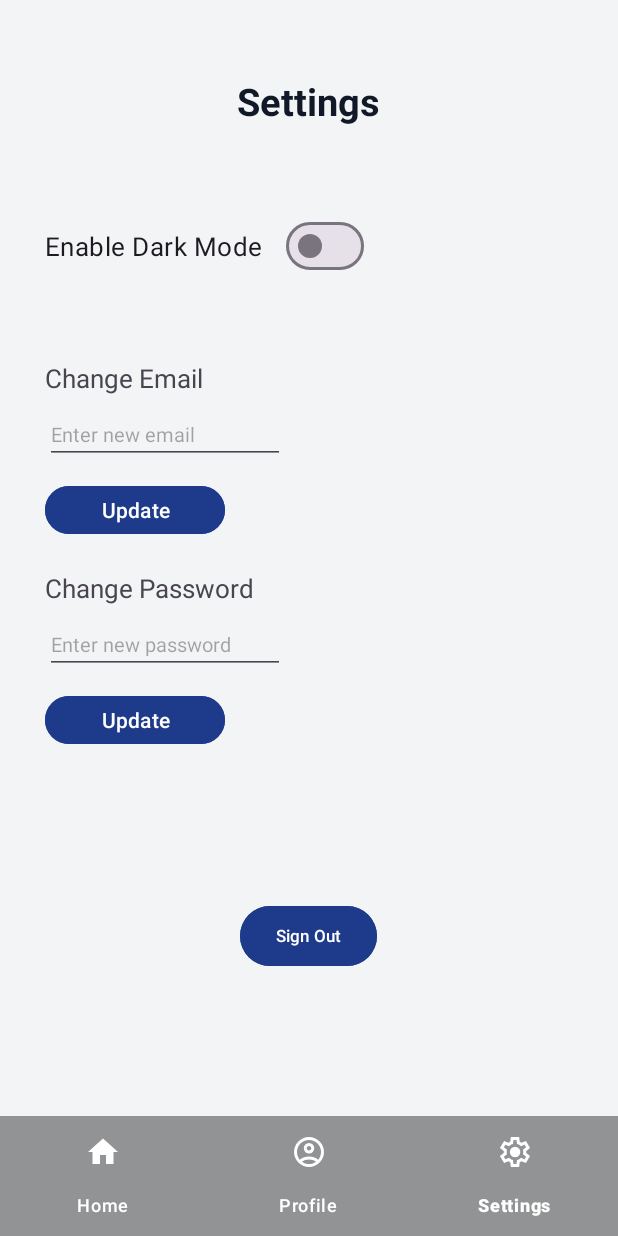
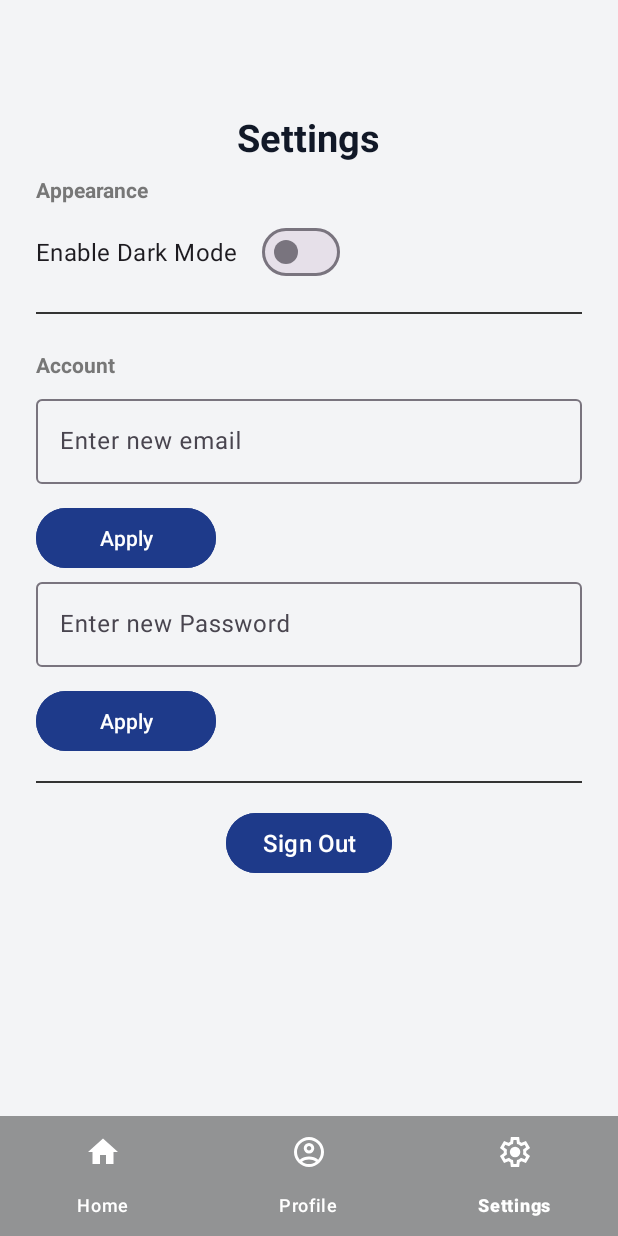
Before and after one commit to raidenabe/COMP-2160-App-Project, an Android app: the HomeFragment screen opened directly, with no data from a screen before it, item 3 of the bottom bar chosen, on a phone screen of 412 x 824 dp. Run offline under Robolectric (Android 15) with nearby library versions, the phone set to English and light mode, and no system bars.

Commit message:
UI Changedd

```diff
--- a/app/src/main/java/com/example/studentspecificproductivityapp/ProfileFragment.java
+++ b/app/src/main/java/com/example/studentspecificproductivityapp/ProfileFragment.java
@@ -49,7 +49,7 @@ public class ProfileFragment extends Fragment {
         long eventsPlanning = db.getPlannedEventsCount(userId);
         long totalTasksLong = db.getTaskCount(userId);
 
-        sleepRecord.setText("Total Study Time: "+formatHour1(sleepDuration));
+        sleepRecord.setText("Total Sleep Time: "+formatHour1(sleepDuration));
         studyRecord.setText("Total Study Time: "+ formatHour(studyDuration));
         totalTasks.setText("Total Tasks: "+totalTasksLong);
         completedTasks.setText("Tasks Completed: "+completedTasksLong);
--- a/app/src/main/res/drawable/card_background.xml
+++ b/app/src/main/res/drawable/card_background.xml
@@ -1,7 +1,4 @@
-<?xml version="1.0" encoding="utf-8"?>
 <shape xmlns:android="http://schemas.android.com/apk/res/android">
     <solid android:color="@color/cardBackground"/>
     <corners android:radius="20dp"/>
-    <padding android:left="20dp" android:top="20dp" android:right="20dp" android:bottom="20dp"/>
-    <stroke android:width="1dp" android:color="#22000000"/>
 </shape>
--- /dev/null
+++ b/app/src/main/res/drawable/circle_bg.xml
@@ -0,0 +1,4 @@
+<shape xmlns:android="http://schemas.android.com/apk/res/android">
+    <solid android:color="#D9D9D9"/>
+    <corners android:radius="100dp"/>
+</shape>
--- a/app/src/main/res/drawable/home_gradient.xml
+++ b/app/src/main/res/drawable/home_gradient.xml
@@ -1,7 +1,7 @@
 <shape xmlns:android="http://schemas.android.com/apk/res/android">
     <gradient
         android:startColor="#66000000"
-        android:centerColor="#22000000"
-        android:endColor="#00000000"
-        android:angle="90"/>
+    android:centerColor="#22000000"
+    android:endColor="#00000000"
+    android:angle="90"/>
 </shape>
--- a/app/src/main/res/layout/activity_create_account.xml
+++ b/app/src/main/res/layout/activity_create_account.xml
@@ -27,6 +27,7 @@
         android:layout_gravity="center"
         android:ems="10"
         android:hint="@string/enter_your_email"
+        android:textColorHint="@color/black"
         android:inputType="textEmailAddress" />
 
     <EditText
@@ -38,6 +39,7 @@
         android:layout_gravity="center"
         android:ems="10"
         android:inputType="textPassword"
+        android:textColorHint="@color/black"
         android:hint="@string/enter_your_password" />
 
     <Button
@@ -64,6 +66,7 @@
             android:id="@+id/alreadyHaveAccountText"
             android:layout_width="wrap_content"
             android:layout_height="wrap_content"
+            android:textColor="@color/black"
             android:text="@string/already_have_an_account" />
 
         <TextView
--- a/app/src/main/res/layout/activity_login.xml
+++ b/app/src/main/res/layout/activity_login.xml
@@ -25,6 +25,7 @@
         android:layout_weight="1"
         android:layout_marginTop="60dp"
         android:layout_gravity="center"
+        android:textColorHint="@color/black"
         android:ems="10"
         android:inputType="textEmailAddress"
         android:hint="@string/enter_your_email" />
@@ -35,6 +36,7 @@
         android:layout_height="wrap_content"
         android:layout_weight="1"
         android:layout_marginTop="10dp"
+        android:textColorHint="@color/black"
         android:layout_gravity="center"
         android:ems="10"
         android:inputType="textPassword"
@@ -63,6 +65,7 @@
             android:id="@+id/newToAppText"
             android:layout_width="wrap_content"
             android:layout_height="wrap_content"
+            android:textColorHint="@color/black"
             android:text="@string/new_to_the_app" />
 
         <TextView
--- a/app/src/main/res/layout/fragment_settings.xml
+++ b/app/src/main/res/layout/fragment_settings.xml
@@ -1,10 +1,16 @@
 <?xml version="1.0" encoding="utf-8"?>
-<FrameLayout xmlns:android="http://schemas.android.com/apk/res/android"
+<ScrollView xmlns:android="http://schemas.android.com/apk/res/android"
     xmlns:tools="http://schemas.android.com/tools"
     android:layout_width="match_parent"
     android:layout_height="match_parent"
     tools:context=".SettingsFragment"
     android:background="@color/background">
+
+    <LinearLayout
+        android:layout_width="match_parent"
+        android:layout_height="wrap_content"
+        android:orientation="vertical"
+        android:padding="24dp">
 
         <TextView
             android:id="@+id/settingsTitle"
@@ -18,78 +24,96 @@
             android:textColor="@color/primaryText"
             />
 
+        <TextView
+            android:layout_width="wrap_content"
+            android:layout_height="wrap_content"
+            android:text="Appearance"
+            android:textSize="14sp"
+            android:textStyle="bold"
+            android:textColor="#777"
+            android:paddingTop="8dp"
+            android:paddingBottom="8dp"/>
         <com.google.android.material.materialswitch.MaterialSwitch
             android:id="@+id/changeTheme"
             android:layout_width="wrap_content"
             android:layout_height="wrap_content"
-        android:layout_marginTop="140dp"
-        android:layout_marginStart="30dp"
+            android:paddingVertical="12dp"
             android:text="@string/enable_dark_mode"
-        android:textSize="17sp"/>
-
+            android:textSize="16sp"/>
+        <View
+            android:layout_width="match_parent"
+            android:layout_height="1dp"
+            android:background="#333333"
+            android:layout_marginVertical="16dp"/>
         <TextView
             android:layout_width="wrap_content"
             android:layout_height="wrap_content"
-        android:layout_marginStart="30dp"
-        android:layout_marginTop="240dp"
-        android:textSize="17sp"
-        android:text="@string/change_email" />
+            android:text="Account"
+            android:textSize="14sp"
+            android:textStyle="bold"
+            android:textColor="#777"
+            android:paddingTop="8dp"
+            android:paddingBottom="8dp"/>
 
-    <EditText
+        <com.google.android.material.textfield.TextInputLayout
+
+            android:layout_width="match_parent"
+            android:layout_height="wrap_content"
+            android:hint="Enter new email" >
+
+            <com.google.android.material.textfield.TextInputEditText
                 android:id="@+id/newEmailEditText"
-        android:layout_width="wrap_content"
+                android:layout_width="match_parent"
                 android:layout_height="wrap_content"
-        android:layout_marginStart="30dp"
-        android:layout_marginTop="270dp"
-        android:ems="10"
-        android:textSize="13sp"
-        android:hint="@string/enter_new_email" />
+                android:textSize="16sp"
+                />
+        </com.google.android.material.textfield.TextInputLayout>
 
         <Button
             android:id="@+id/changeEmailButton"
             android:layout_width="120dp"
-        android:layout_height="40dp"
-        android:layout_marginStart="30dp"
-        android:layout_marginTop="320dp"
+            android:layout_height="wrap_content"
+            android:layout_marginTop="12dp"
+            android:textColor="@color/white"
             android:backgroundTint="@color/primaryBtn"
-        android:text="@string/update" />
+            android:text="Apply" />
 
-    <TextView
-        android:layout_width="wrap_content"
+        <com.google.android.material.textfield.TextInputLayout
+
+            android:layout_width="match_parent"
             android:layout_height="wrap_content"
-        android:layout_marginStart="30dp"
-        android:layout_marginTop="380dp"
-        android:textSize="17sp"
-        android:text="@string/change_password" />
+            android:hint="Enter new Password" >
 
-    <EditText
+            <com.google.android.material.textfield.TextInputEditText
                 android:id="@+id/newPasswordEditText"
-        android:layout_width="wrap_content"
+                android:layout_width="match_parent"
                 android:layout_height="wrap_content"
-        android:layout_marginStart="30dp"
-        android:layout_marginTop="410dp"
-        android:textSize="13sp"
-        android:ems="10"
-        android:hint="@string/enter_new_password" />
+                android:textSize="16sp"
+                />
+        </com.google.android.material.textfield.TextInputLayout>
 
         <Button
             android:id="@+id/changePasswordButton"
             android:layout_width="120dp"
-        android:layout_height="40dp"
-        android:layout_marginStart="30dp"
-        android:layout_marginTop="460dp"
+            android:layout_height="wrap_content"
+            android:layout_marginTop="12dp"
+            android:textColor="@color/white"
             android:backgroundTint="@color/primaryBtn"
-        android:text="@string/update" />
+            android:text="Apply" />
+        <View
+            android:layout_width="match_parent"
+            android:layout_height="1dp"
+            android:background="#333333"
+            android:layout_marginVertical="16dp"/>
 
         <Button
             android:id="@+id/signOutButton"
             android:layout_width="wrap_content"
             android:layout_height="wrap_content"
-        android:layout_gravity="center_horizontal"
-        android:layout_marginTop="600dp"
+            android:layout_gravity="center_horizontal|bottom"
             android:text="@string/sign_out"
             android:backgroundTint="@color/primaryBtn"
             android:textColor="@color/white"
-        android:textSize="11sp"/>
-
-</FrameLayout>
+            android:textSize="16sp"/>
+    </LinearLayout>
+</ScrollView>
--- a/app/src/main/res/layout/fragment_sleep_tracker.xml
+++ b/app/src/main/res/layout/fragment_sleep_tracker.xml
@@ -51,7 +51,6 @@
             android:layout_width="match_parent"
             android:layout_height="0dp"
             android:layout_gravity="center"
-            android:layout_marginTop="10dp"
             android:layout_weight="1"
             android:paddingTop="8dp"/>
 
--- a/app/src/main/res/layout/item_sleep_record.xml
+++ b/app/src/main/res/layout/item_sleep_record.xml
@@ -8,7 +8,6 @@
     android:layout_margin="10dp"
     android:gravity="center"
     android:elevation="4dp"
-    android:padding="12dp"
     tools:context=".CreateAccountActivity">
 
         <LinearLayout
@@ -17,6 +16,7 @@
             android:layout_height="wrap_content"
             android:background="@drawable/card_background"
             android:orientation="vertical"
+            android:padding="12dp"
             android:gravity="center_vertical">
 
                 <TextView
--- a/app/src/main/res/layout/item_task.xml
+++ b/app/src/main/res/layout/item_task.xml
@@ -4,7 +4,6 @@
     android:layout_width="match_parent"
     android:layout_height="wrap_content"
     android:orientation="horizontal"
-    android:padding="12dp"
     android:gravity="center"
     android:layout_margin="10dp"
     android:elevation="4dp"
@@ -16,6 +15,7 @@
         android:layout_height="wrap_content"
         android:background="@drawable/card_background"
         android:orientation="horizontal"
+        android:padding="12dp"
         android:gravity="center_vertical">
 
         <CheckBox
```
Also changed, not shown: app/src/main/res/layout/fragment_home.xml (+18 -1 lines), app/src/main/res/layout/fragment_profile.xml (+26 -16 lines). Lines whose indentation alone changed are shown as unchanged.
